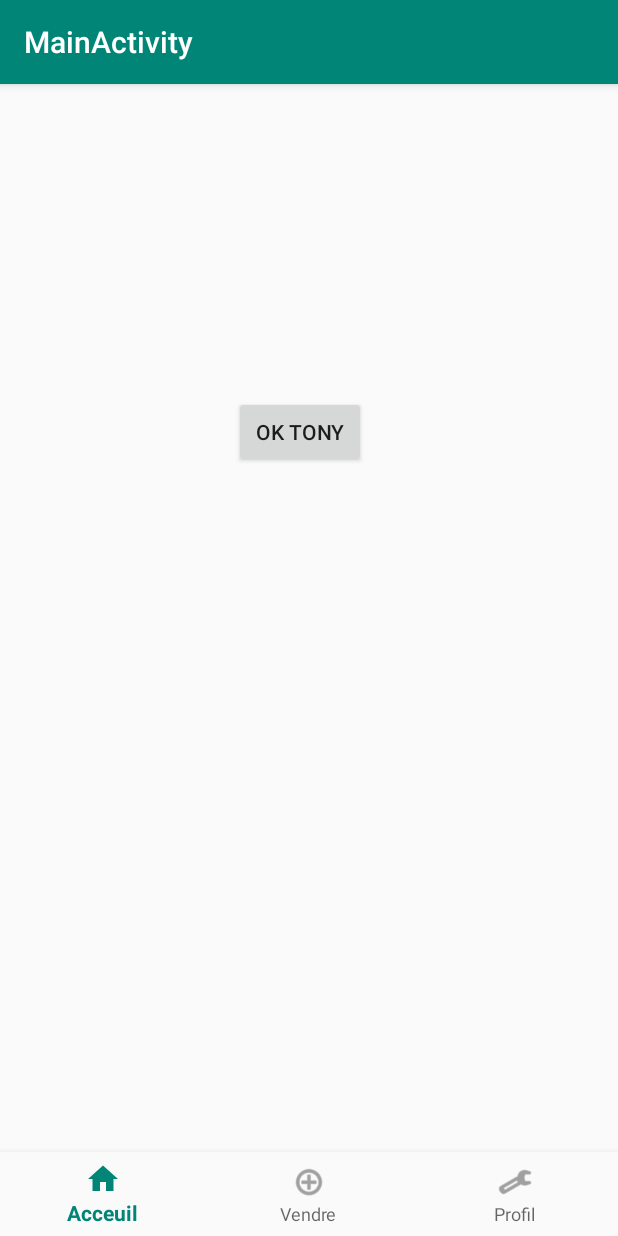
After one commit to FarahonKhwaja/eBay-2.0, an Android app: the MainActivity screen opened directly, with no data from a screen before it, on a phone screen of 412 x 824 dp. The commit adds this screen. Run offline under Robolectric (Android 15) with nearby library versions, the phone set to English and light mode, and no system bars.

Commit message:
HomeActivity + fragment

```diff
--- a/iBAE/app/src/main/AndroidManifest.xml
+++ b/iBAE/app/src/main/AndroidManifest.xml
@@ -16,6 +16,9 @@
                 <category android:name="android.intent.category.LAUNCHER" />
             </intent-filter>
         </activity>
+        <activity
+            android:name=".MainActivity"
+            android:label="@string/title_activity_main" />
     </application>
 
 </manifest>
--- /dev/null
+++ b/iBAE/app/src/main/java/fr/toulouse/miage/ibae/HomeActivity.java
@@ -0,0 +1,16 @@
+package fr.toulouse.miage.ibae;
+
+import android.app.Fragment;
+import android.support.v7.app.AppCompatActivity;
+import android.os.Bundle;
+import android.view.LayoutInflater;
+import android.view.View;
+import android.view.ViewGroup;
+
+public class HomeActivity extends Fragment {
+
+    @Override
+    public View onCreateView(LayoutInflater inflater, ViewGroup container, Bundle savedInstanceState) {
+        return inflater.inflate(R.layout.activity_home, container, false);
+    }
+}
--- /dev/null
+++ b/iBAE/app/src/main/java/fr/toulouse/miage/ibae/MainActivity.java
@@ -0,0 +1,44 @@
+package fr.toulouse.miage.ibae;
+
+import android.os.Bundle;
+import android.support.annotation.NonNull;
+import android.support.design.widget.BottomNavigationView;
+import android.support.v7.app.AppCompatActivity;
+import android.view.MenuItem;
+import android.widget.TextView;
+
+public class MainActivity extends AppCompatActivity {
+
+    private TextView mTextMessage;
+
+    private BottomNavigationView.OnNavigationItemSelectedListener mOnNavigationItemSelectedListener
+            = new BottomNavigationView.OnNavigationItemSelectedListener() {
+
+        @Override
+        public boolean onNavigationItemSelected(@NonNull MenuItem item) {
+            switch (item.getItemId()) {
+                case R.id.navigation_home:
+                    mTextMessage.setText(R.string.title_home);
+                    return true;
+                case R.id.navigation_dashboard:
+                    mTextMessage.setText(R.string.title_dashboard);
+                    return true;
+                case R.id.navigation_notifications:
+                    mTextMessage.setText(R.string.title_notifications);
+                    return true;
+            }
+            return false;
+        }
+    };
+
+    @Override
+    protected void onCreate(Bundle savedInstanceState) {
+        super.onCreate(savedInstanceState);
+        setContentView(R.layout.activity_main);
+
+        mTextMessage = (TextView) findViewById(R.id.message);
+        BottomNavigationView navigation = (BottomNavigationView) findViewById(R.id.navigation);
+        navigation.setOnNavigationItemSelectedListener(mOnNavigationItemSelectedListener);
+    }
+
+}
--- /dev/null
+++ b/iBAE/app/src/main/res/drawable/ic_home_black_24dp.xml
@@ -0,0 +1,9 @@
+<vector xmlns:android="http://schemas.android.com/apk/res/android"
+    android:width="24dp"
+    android:height="24dp"
+    android:viewportWidth="24.0"
+    android:viewportHeight="24.0">
+    <path
+        android:fillColor="#FF000000"
+        android:pathData="M10,20v-6h4v6h5v-8h3L12,3 2,12h3v8z" />
+</vector>
--- /dev/null
+++ b/iBAE/app/src/main/res/layout/activity_home.xml
@@ -0,0 +1,18 @@
+<?xml version="1.0" encoding="utf-8"?>
+<android.support.constraint.ConstraintLayout xmlns:android="http://schemas.android.com/apk/res/android"
+    xmlns:app="http://schemas.android.com/apk/res-auto"
+    xmlns:tools="http://schemas.android.com/tools"
+    android:layout_width="match_parent"
+    android:layout_height="match_parent"
+    tools:context=".HomeActivity">
+
+    <Button
+        android:id="@+id/button"
+        android:layout_width="wrap_content"
+        android:layout_height="wrap_content"
+        android:layout_marginTop="208dp"
+        android:layout_marginEnd="148dp"
+        android:text="OK TONY"
+        app:layout_constraintEnd_toEndOf="parent"
+        app:layout_constraintTop_toTopOf="parent" />
+</android.support.constraint.ConstraintLayout>
--- /dev/null
+++ b/iBAE/app/src/main/res/layout/activity_main.xml
@@ -0,0 +1,30 @@
+<?xml version="1.0" encoding="utf-8"?>
+<android.support.constraint.ConstraintLayout xmlns:android="http://schemas.android.com/apk/res/android"
+    xmlns:app="http://schemas.android.com/apk/res-auto"
+    xmlns:tools="http://schemas.android.com/tools"
+    android:id="@+id/container"
+    android:layout_width="match_parent"
+    android:layout_height="match_parent"
+    tools:context=".MainActivity">
+
+    <android.support.design.widget.BottomNavigationView
+        android:id="@+id/navigation"
+        android:layout_width="0dp"
+        android:layout_height="wrap_content"
+        android:layout_marginStart="0dp"
+        android:layout_marginEnd="0dp"
+        android:background="?android:attr/windowBackground"
+        app:layout_constraintBottom_toBottomOf="parent"
+        app:layout_constraintLeft_toLeftOf="parent"
+        app:layout_constraintRight_toRightOf="parent"
+        app:menu="@menu/navigation" />
+
+    <fragment
+        android:id="@+id/fragment"
+        android:name="fr.toulouse.miage.ibae.HomeActivity"
+        android:layout_width="392dp"
+        android:layout_height="455dp"
+        tools:layout_editor_absoluteX="0dp"
+        tools:layout_editor_absoluteY="0dp" />
+
+</android.support.constraint.ConstraintLayout>
--- /dev/null
+++ b/iBAE/app/src/main/res/menu/navigation.xml
@@ -0,0 +1,19 @@
+<?xml version="1.0" encoding="utf-8"?>
+<menu xmlns:android="http://schemas.android.com/apk/res/android">
+
+    <item
+        android:id="@+id/navigation_home"
+        android:icon="@drawable/ic_home_black_24dp"
+        android:title="@string/title_home" />
+
+    <item
+        android:id="@+id/navigation_dashboard"
+        android:icon="@android:drawable/ic_menu_add"
+        android:title="@string/title_dashboard" />
+
+    <item
+        android:id="@+id/navigation_notifications"
+        android:icon="@android:drawable/ic_menu_preferences"
+        android:title="@string/title_notifications" />
+
+</menu>
--- /dev/null
+++ b/iBAE/app/src/main/res/values/dimens.xml
@@ -0,0 +1,5 @@
+<resources>
+    <!-- Default screen margins, per the Android Design guidelines. -->
+    <dimen name="activity_horizontal_margin">16dp</dimen>
+    <dimen name="activity_vertical_margin">16dp</dimen>
+</resources>
--- a/iBAE/app/src/main/res/values/strings.xml
+++ b/iBAE/app/src/main/res/values/strings.xml
@@ -1,3 +1,7 @@
 <resources>
     <string name="app_name">iBAE</string>
+    <string name="title_activity_main">MainActivity</string>
+    <string name="title_home">Acceuil</string>
+    <string name="title_dashboard">Vendre</string>
+    <string name="title_notifications">Profil</string>
 </resources>
```
Also changed, not shown: iBAE/app/src/main/res/drawable/ic_dashboard_black_24dp.xml (added, +9 -0 lines), iBAE/app/src/main/res/drawable/ic_notifications_black_24dp.xml (added, +9 -0 lines).
